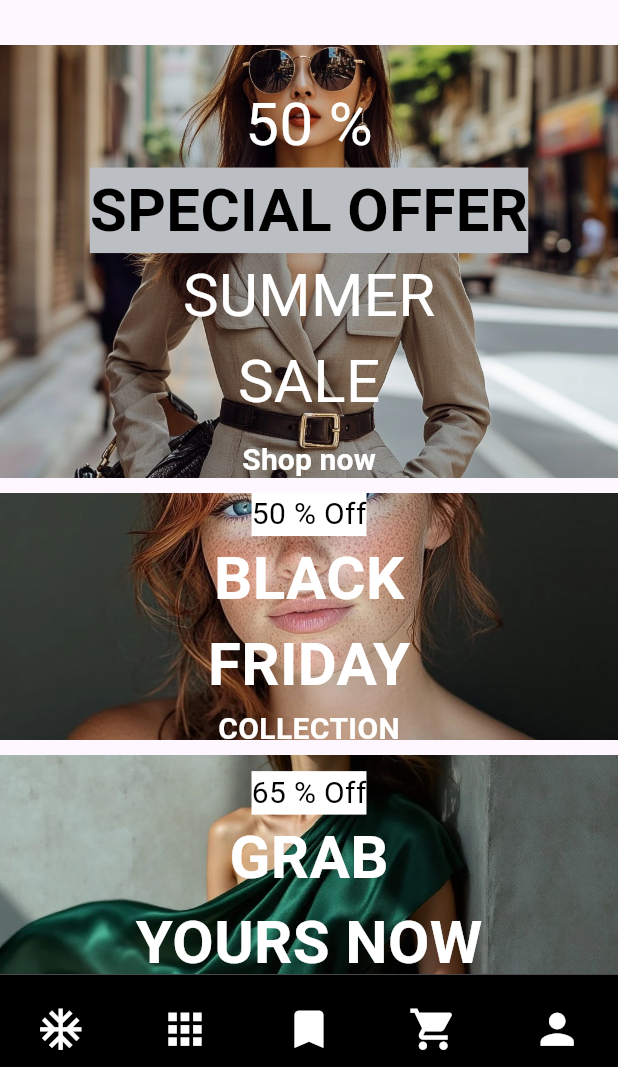
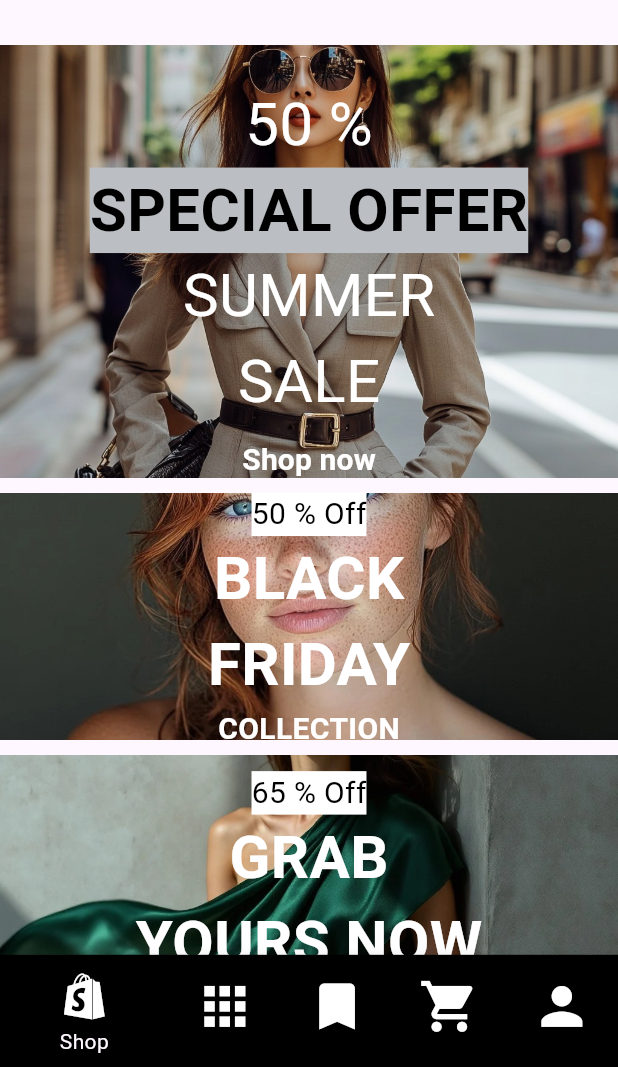
Before and after one commit to jamilaELABBASI/e-commerce, a Flutter app: the screen it shows after launch, scrolled down 1152 dp, on a phone screen of 412 x 824 dp, the part 169-1236 px from its top. Run offline on Flutter 3.47's test engine with Material 3 defaults, Android fonts, the phone set to English and light mode, and no system bars; our stand-ins replace carousel_slider, font_awesome_flutter.

Commit message:
complet BottomNavigationBar

```diff
--- a/lib/pages/BottomBar/Discover.dart
+++ b/lib/pages/BottomBar/Discover.dart
@@ -209,7 +209,6 @@ class Discover extends StatelessWidget {
           ),
         ],
       ),
-      bottomNavigationBar: BottomBar(),
     );
   }
 }
--- /dev/null
+++ b/lib/pages/BottomBar/Shop.dart
@@ -0,0 +1,156 @@
+import 'package:carousel_slider/carousel_slider.dart';
+import 'package:e_commerce/Style/AppColors.dart';
+import 'package:e_commerce/Style/AppTextStyle.dart';
+import 'package:e_commerce/pages/Principales/BestSellers.dart';
+import 'package:e_commerce/pages/Principales/Categories.dart';
+import 'package:e_commerce/pages/Principales/Flash_Sale.dart';
+import 'package:e_commerce/pages/Principales/PromoPictures.dart';
+import 'package:flutter/material.dart';
+import 'package:font_awesome_flutter/font_awesome_flutter.dart';
+
+import '../Principales/Super_Flash_Sale.dart';
+import '../Widgets/BottomBar.dart';
+
+class Shop extends StatefulWidget {
+  const Shop({super.key});
+
+  @override
+  State<Shop> createState() => _Principale_UIState();
+}
+
+class _Principale_UIState extends State<Shop> {
+  final List<String> images = [
+    "images/principale_image1.jpg",
+    "images/principale_image2.jpg",
+    "images/principale_image3.jpg"
+  ];
+
+  final List<List<String>> texts = [
+    ["50 % off", "Grab", "Yours Now"],
+    ["BLACK", "FRIDAY", "COLLECTION"],
+    ["SPECIAL OFFER", "SUMMER", "SALES", "UP TO 80% OFF"]
+  ];
+
+  final List<String> categories = [
+    "All Categories",
+    "On Sale",
+    "Man's",
+    "Woman's",
+    "Kids"
+  ];
+
+  final List<String> icons_categories = ["", ""];
+
+  int _selectedIndex = 1;
+
+  void _onItemTapped(int index) {
+    setState(() {
+      _selectedIndex = index;
+      Navigator.pushNamed(context, "");
+    });
+  }
+
+  @override
+  Widget build(BuildContext context) {
+    var screenHeight = MediaQuery.of(context).size.height;
+    var screenWidth = MediaQuery.of(context).size.width;
+
+    return Scaffold(
+      body: ListView(
+        children: [
+          Container(
+            width: double.infinity,
+            child: CarouselSlider.builder(
+              itemCount: images.length,
+              options: CarouselOptions(
+                autoPlay: true,
+                enlargeCenterPage: false,
+                viewportFraction: 1,
+              ),
+              itemBuilder: (BuildContext context, int index, int realIndex) {
+                return Container(
+                  width: double.infinity,
+                  child: Stack(
+                    children: [
+                      // Image
+                      Image.asset(
+                        images[index],
+                        fit: BoxFit.cover,
+                        width: double.infinity,
+                        height:
+                            screenHeight * 0.5, // Set a height for the image
+                      ),
+                      // Positioned Text on top of image
+                      Positioned(
+                        bottom: screenHeight * 0.32, // position from the bottom
+                        left: screenWidth * 0.32, // position from the left
+                        child: Column(
+                          crossAxisAlignment: CrossAxisAlignment.start,
+                          children: texts[index].asMap().entries.map((entry) {
+                            int textIndex = entry.key;
+                            String text = entry.value;
+                            // Apply different styles for each text in the list
+                            return Text(
+                              text,
+                              style: _getTextStyleForIndex(textIndex),
+                            );
+                          }).toList(),
+                        ),
+                      ),
+                    ],
+                  ),
+                );
+              },
+            ),
+          ),
+          Categories(),
+          Super_Flash_Sale(),
+          Flash_Sale(),
+          PromoPictures(),
+          Bestsellers(),
+        ],
+      ),
+    );
+  }
+
+  // A helper function to return a specific text style for each index
+  TextStyle _getTextStyleForIndex(int index) {
+    switch (index) {
+      case 0:
+        return TextStyle(
+          fontSize: 28,
+          fontWeight: FontWeight.bold,
+          color: AppColors().whiteColor,
+          backgroundColor: Colors.black.withOpacity(0.5),
+        );
+      case 1:
+        return TextStyle(
+          fontSize: 24,
+          //fontStyle: FontStyle.italic,
+          color: AppColors().whiteColor,
+          backgroundColor: Colors.black.withOpacity(0.5),
+        );
+      case 2:
+        return TextStyle(
+          fontSize: 22,
+          //fontWeight: FontWeight.normal,
+          color: AppColors().whiteColor,
+          backgroundColor: Colors.black.withOpacity(0.4),
+        );
+      case 3:
+        return TextStyle(
+          fontSize: 20,
+          fontWeight: FontWeight.w600,
+          color: AppColors().whiteColor,
+          backgroundColor: Colors.black.withOpacity(0.6),
+        );
+      default:
+        return TextStyle(
+          fontSize: 18,
+          fontWeight: FontWeight.normal,
+          color: AppColors().whiteColor,
+          backgroundColor: Colors.black.withOpacity(0.3),
+        );
+    }
+  }
+}
--- a/lib/pages/Principales/Principale_UI.dart
+++ b/lib/pages/Principales/Principale_UI.dart
@@ -1,6 +1,8 @@
 import 'package:carousel_slider/carousel_slider.dart';
 import 'package:e_commerce/Style/AppColors.dart';
 import 'package:e_commerce/Style/AppTextStyle.dart';
+import 'package:e_commerce/pages/BottomBar/Discover.dart';
+import 'package:e_commerce/pages/BottomBar/Shop.dart';
 import 'package:e_commerce/pages/Principales/BestSellers.dart';
 import 'package:e_commerce/pages/Principales/Categories.dart';
 import 'package:e_commerce/pages/Principales/Flash_Sale.dart';
@@ -19,44 +21,23 @@ class Principale_UI extends StatefulWidget {
 }
 
 class _Principale_UIState extends State<Principale_UI> {
-  final List<String> images = [
-    "images/principale_image1.jpg",
-    "images/principale_image2.jpg",
-    "images/principale_image3.jpg"
+  int _currentIndex = 0;
+  List<Widget> body = [
+    Shop(),
+    Discover(),
+    Shop(),
+    Discover(),
+    Shop(),
   ];
-
-  final List<List<String>> texts = [
-    ["50 % off", "Grab", "Yours Now"],
-    ["BLACK", "FRIDAY", "COLLECTION"],
-    ["SPECIAL OFFER", "SUMMER", "SALES", "UP TO 80% OFF"]
-  ];
-
-  final List<String> categories = [
-    "All Categories",
-    "On Sale",
-    "Man's",
-    "Woman's",
-    "Kids"
-  ];
-
-  final List<String> icons_categories = ["", ""];
-
-  int _selectedIndex = 1;
-
-  void _onItemTapped(int index) {
-    setState(() {
-      _selectedIndex = index;
-      Navigator.pushNamed(context, "");
-    });
-  }
-
   @override
   Widget build(BuildContext context) {
     var screenHeight = MediaQuery.of(context).size.height;
     var screenWidth = MediaQuery.of(context).size.width;
 
     return Scaffold(
-      appBar: AppBar(
+      appBar: _currentIndex == 1
+          ? null
+          : AppBar(
               automaticallyImplyLeading: false,
               backgroundColor: Colors.black,
               title: Row(
@@ -64,7 +45,8 @@ class _Principale_UIState extends State<Principale_UI> {
                 children: [
                   Text(
                     "Shopion",
-              style: AppTextStyle.text1.copyWith(color: AppColors().whiteColor),
+                    style: AppTextStyle.text1
+                        .copyWith(color: AppColors().whiteColor),
                   ),
                   Row(
                     children: [
@@ -86,62 +68,58 @@ class _Principale_UIState extends State<Principale_UI> {
                 ],
               ),
             ),
-      body: ListView(
-        children: [
-          Container(
-            width: double.infinity,
-            child: CarouselSlider.builder(
-              itemCount: images.length,
-              options: CarouselOptions(
-                autoPlay: true,
-                enlargeCenterPage: false,
-                viewportFraction: 1,
-              ),
-              itemBuilder: (BuildContext context, int index, int realIndex) {
-                return Container(
-                  width: double.infinity,
-                  child: Stack(
-                    children: [
-                      // Image
-                      Image.asset(
-                        images[index],
-                        fit: BoxFit.cover,
-                        width: double.infinity,
-                        height:
-                            screenHeight * 0.5, // Set a height for the image
-                      ),
-                      // Positioned Text on top of image
-                      Positioned(
-                        bottom: screenHeight * 0.32, // position from the bottom
-                        left: screenWidth * 0.32, // position from the left
-                        child: Column(
-                          crossAxisAlignment: CrossAxisAlignment.start,
-                          children: texts[index].asMap().entries.map((entry) {
-                            int textIndex = entry.key;
-                            String text = entry.value;
-                            // Apply different styles for each text in the list
-                            return Text(
-                              text,
-                              style: _getTextStyleForIndex(textIndex),
-                            );
-                          }).toList(),
+      body: body[_currentIndex],
+      bottomNavigationBar: BottomNavigationBar(
+        iconSize: screenWidth * 0.099,
+        currentIndex: _currentIndex,
+        onTap: (int newIndex) {
+          setState(() {
+            _currentIndex = newIndex;
+          });
+        },
+        items: [
+          BottomNavigationBarItem(
+            label: "Shop",
+            backgroundColor: AppColors().blackColor,
+            icon: Icon(
+              Icons.shopify_sharp,
+              color: AppColors().whiteColor,
             ),
           ),
+          BottomNavigationBarItem(
+            label: "Discover",
+            backgroundColor: AppColors().blackColor,
+            icon: Icon(
+              Icons.apps_sharp,
+              color: AppColors().whiteColor,
+            ),
+          ),
+          BottomNavigationBarItem(
+            backgroundColor: AppColors().blackColor,
+            label: "Bookmark",
+            icon: Icon(
+              Icons.bookmark,
+              color: AppColors().whiteColor,
+            ),
+          ),
+          BottomNavigationBarItem(
+            backgroundColor: AppColors().blackColor,
+            label: "Cart",
+            icon: Icon(
+              Icons.shopping_cart,
+              color: AppColors().whiteColor,
+            ),
+          ),
+          BottomNavigationBarItem(
+            backgroundColor: AppColors().blackColor,
+            label: "Profile",
+            icon: Icon(
+              Icons.person,
+              color: AppColors().whiteColor,
+            ),
+          )
         ],
       ),
-                );
-              },
-            ),
-          ),
-          Categories(),
-          Super_Flash_Sale(),
-          Flash_Sale(),
-          PromoPictures(),
-          Bestsellers(),
-        ],
-      ),
-      bottomNavigationBar: BottomBar(
-          selectedIndex: _selectedIndex, onItemSelected: _onItemTapped),
     );
   }
 
--- a/lib/pages/Widgets/BottomBar.dart
+++ b/lib/pages/Widgets/BottomBar.dart
@@ -1,66 +1,36 @@
+import 'package:e_commerce/Style/AppColors.dart';
 import 'package:flutter/material.dart';
 
-class BottomBar extends StatelessWidget {
-  final int selectedIndex;
-  final Function(int) onItemSelected;
-  const BottomBar(
-      {super.key, required this.selectedIndex, required this.onItemSelected});
+class BottomBar extends StatefulWidget {
+  BottomBar({super.key});
+
+  @override
+  State<BottomBar> createState() => _BottomBarState();
+}
+
+class _BottomBarState extends State<BottomBar> {
+  int _currentIndex = 0;
+
+  /* List<Widget> body = [
+    Icon(
+      Icons.ac_unit_outlined,
+    ),
+    Icon(
+      Icons.apps_sharp,
+    ),
+    Icon(
+      Icons.bookmark,
+    ),
+    Icon(
+      Icons.shopping_cart,
+    ),
+  ];   */
 
   @override
   Widget build(BuildContext context) {
     double screenWidth = MediaQuery.of(context).size.width;
     double screenHeight = MediaQuery.of(context).size.height;
 
-    return BottomAppBar(
-      color: Colors.black,
-      height: screenWidth * 0.15,
-      child: Center(
-        child: Row(
-          mainAxisAlignment: MainAxisAlignment.spaceBetween,
-          children: [
-            IconButton(
-              icon: Icon(
-                Icons.ac_unit_outlined,
-                size: screenWidth * 0.08,
-                color: Colors.white,
-              ),
-              onPressed: () => onItemSelected(0),
-            ),
-            IconButton(
-              icon: Icon(
-                Icons.apps_sharp,
-                size: screenWidth * 0.08,
-                color: Colors.white,
-              ),
-              onPressed: () => onItemSelected(1),
-            ),
-            IconButton(
-              icon: Icon(
-                Icons.bookmark,
-                size: screenWidth * 0.08,
-                color: Colors.white,
-              ),
-              onPressed: () => onItemSelected(2),
-            ),
-            IconButton(
-              icon: Icon(
-                Icons.shopping_cart,
-                size: screenWidth * 0.08,
-                color: Colors.white,
-              ),
-              onPressed: () => onItemSelected(3),
-            ),
-            IconButton(
-              icon: Icon(
-                Icons.person,
-                size: screenWidth * 0.08,
-                color: Colors.white,
-              ),
-              onPressed: () => onItemSelected(4),
-            ),
-          ],
-        ),
-      ),
-    );
+    return Scaffold();
   }
 }
```
Lines whose indentation alone changed are shown as unchanged.
